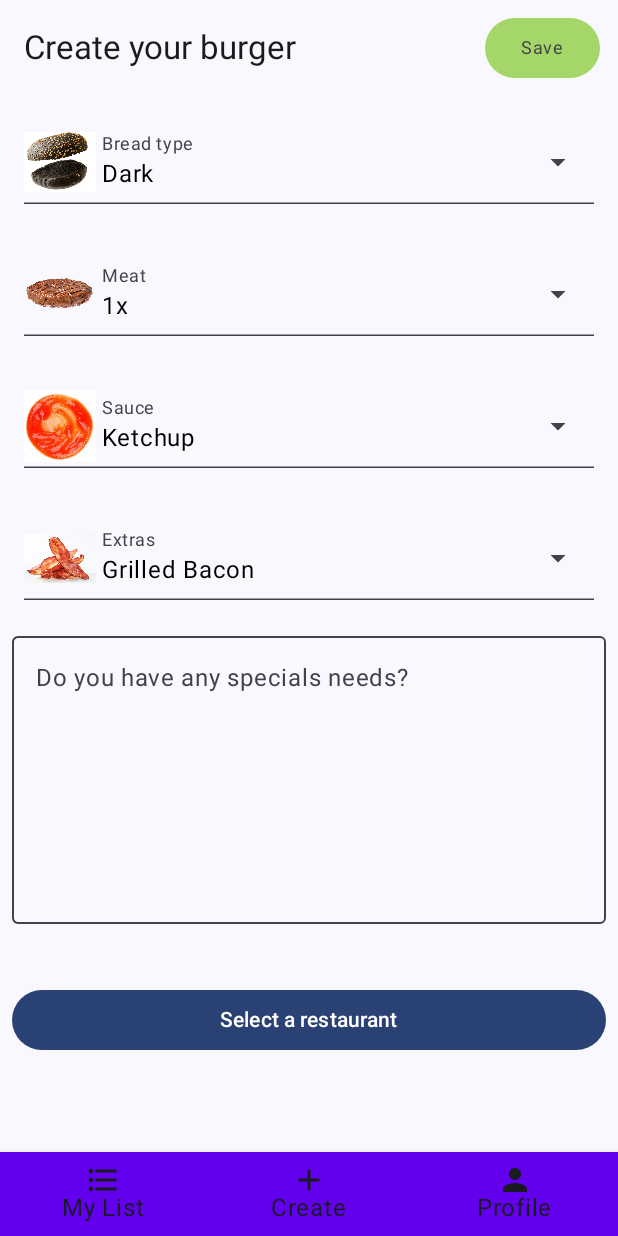
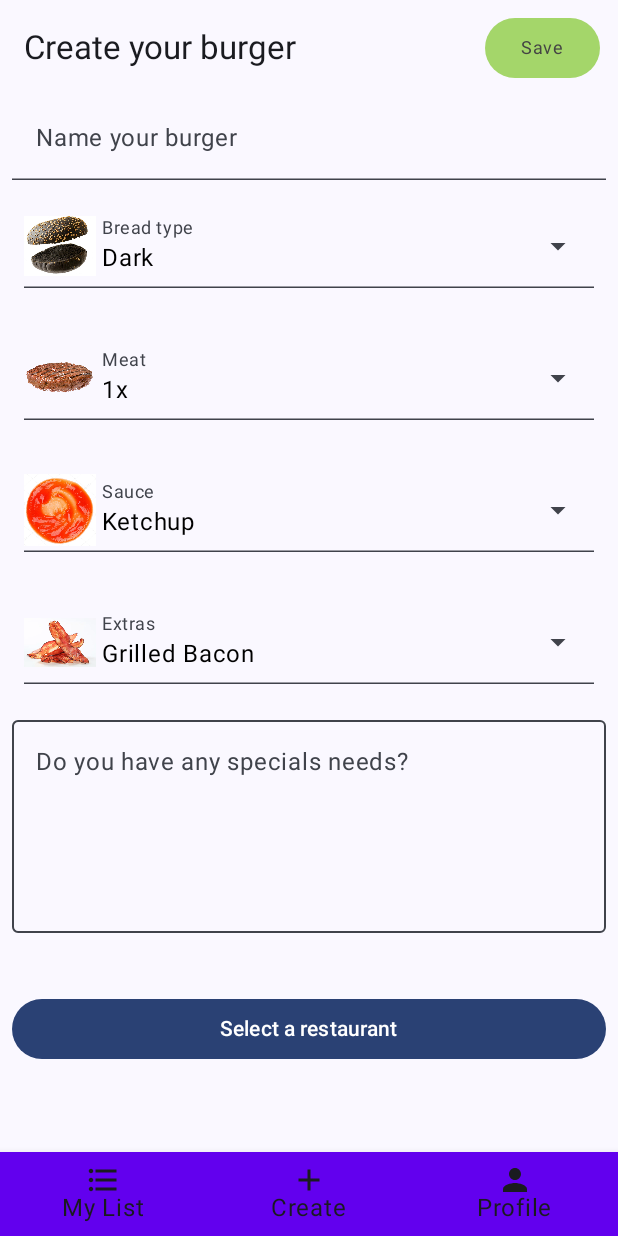
Before and after one commit to MarekMoric/Burger-Master, an Android app built with Jetpack Compose: the CreationScreen screen opened through its navigation route, on a phone screen of 412 x 824 dp. Run offline under Robolectric (Android 15) with nearby library versions, the phone set to English and light mode, and no system bars; our stand-ins replace Room's generated code.

Commit message:
name of burger added, topbar in list

```diff
--- a/app/src/main/java/com/mendelu/xmoric/burgermaster/database/Burger.kt
+++ b/app/src/main/java/com/mendelu/xmoric/burgermaster/database/Burger.kt
@@ -14,7 +14,7 @@ class Burger(
     var id: Long? = null
 
     @ColumnInfo(name = "name")
-    var name: String? = "testing"
+    var name: String? = "Burger"
 
     @ColumnInfo(name = "bread")
     var bread: String? = null
--- a/app/src/main/java/com/mendelu/xmoric/burgermaster/ui/screens/CreationScreen.kt
+++ b/app/src/main/java/com/mendelu/xmoric/burgermaster/ui/screens/CreationScreen.kt
@@ -59,6 +59,7 @@ fun CreationScreen(navigation: INavigationRouter,
     val sauceTypes = listOf("Mustard", "Ketchup", "Bacon")
     val extrasTypes = listOf("Lettuce", "Grilled Bacon", "Tomato", "Pickles")
     var description by rememberSaveable { mutableStateOf("") }
+    var name by rememberSaveable { mutableStateOf(viewModel.name) }
 
 
     Column {
@@ -75,6 +76,22 @@ fun CreationScreen(navigation: INavigationRouter,
                     content = { Text(text = "Save", style = MaterialTheme.typography.bodySmall) },
                 )
             }
+        )
+        TextField(
+            value = name,
+            onValueChange = {
+                name = it
+                viewModel.name = name
+                            },
+            singleLine = true,
+            label = { Text(text = "Name your burger")},
+            colors = TextFieldDefaults.textFieldColors(
+                textColor = Color.Black,
+                containerColor = Color.Transparent
+            ),
+            modifier = Modifier
+                .fillMaxWidth()
+                .padding(start = 8.dp, end = 8.dp)
         )
 
         DropdownList(content = breadTypes, header = "Bread type", false, viewModel)
@@ -96,7 +113,7 @@ fun CreationScreen(navigation: INavigationRouter,
             ),
             modifier = Modifier
                 .fillMaxWidth()
-                .height(200.dp)
+                .height(150.dp)
                 .padding(start = 8.dp, end = 8.dp)
         )
         Spacer(modifier = Modifier.padding(16.dp))
@@ -194,7 +211,7 @@ private fun DropdownList(content: List<String>, header: String, checkboxes: Bool
             }
         }
     }
-    when (header) { //todo zmena na selectedOptionText a rozlisovat kazdu jednu volbu
+    when (header) {
         "Bread type" -> viewModel.bread = selectedOptionText
         "Meat" -> viewModel.meat = selectedOptionText
         "Sauce" -> viewModel.sauce[0] = selectedOptionText
--- a/app/src/main/java/com/mendelu/xmoric/burgermaster/ui/screens/CreationScreenViewModel.kt
+++ b/app/src/main/java/com/mendelu/xmoric/burgermaster/ui/screens/CreationScreenViewModel.kt
@@ -9,6 +9,7 @@ import kotlinx.coroutines.launch
 
 class CreationScreenViewModel(private val burgerRepository: IBurgerLocalRepository): BaseViewModel() {
 
+    var name: String = ""
     var bread: String = ""
     var meat: String = ""
     var sauce = mutableListOf("")
@@ -21,6 +22,10 @@ class CreationScreenViewModel(private val burgerRepository: IBurgerLocalReposito
             = MutableStateFlow<CreationScreenUIState>(CreationScreenUIState.Default)
 
     fun saveBurger() {
+        if (name == ""){
+            name = "Burger"
+        }
+        burger.name = name
         burger.bread = bread
         burger.meat = meat
         burger.sauce = sauce[0]
--- a/app/src/main/java/com/mendelu/xmoric/burgermaster/ui/screens/ListScreen.kt
+++ b/app/src/main/java/com/mendelu/xmoric/burgermaster/ui/screens/ListScreen.kt
@@ -11,9 +11,7 @@ import androidx.compose.material.Checkbox
 import androidx.compose.material.FloatingActionButton
 import androidx.compose.material.MaterialTheme
 import androidx.compose.material.Scaffold
-import androidx.compose.material3.Icon
-import androidx.compose.material3.Surface
-import androidx.compose.material3.Text
+import androidx.compose.material3.*
 import androidx.compose.runtime.*
 import androidx.compose.runtime.saveable.rememberSaveable
 import androidx.compose.ui.Alignment
@@ -30,7 +28,9 @@ import com.mendelu.xmoric.burgermaster.database.Burger
 import com.mendelu.xmoric.burgermaster.navigation.INavigationRouter
 import org.koin.androidx.compose.getViewModel
 import com.mendelu.xmoric.burgermaster.R
+import com.mendelu.xmoric.burgermaster.ui.theme.LightGreen
 
+@OptIn(ExperimentalMaterial3Api::class)
 @Composable
 fun ListScreen(navigation: INavigationRouter,
                viewModel: ListScreenViewModel = getViewModel()) {
@@ -74,15 +74,20 @@ fun ListScreen(navigation: INavigationRouter,
             ListScreenContent(navigation = navigation, burgers = burgers)
         },
         topBar = {
-            Text(text = "Burger List")
+            TopAppBar(
+                title = { Text("Your burgers") },
+                modifier = Modifier.fillMaxWidth(),
+            )
         }
     )
 
 }
 
+@OptIn(ExperimentalMaterial3Api::class)
 @Composable
 fun ListScreenContent(navigation: INavigationRouter,
                           burgers: List<Burger>) {
+
     LazyColumn{
         burgers.forEach{
             item(key = it.id){
@@ -106,18 +111,10 @@ fun BurgerRow(burger: Burger,
         .clickable { onRowClick() },
         verticalAlignment = Alignment.CenterVertically)
     {
-
-//        Text(text = burger.name!!,
-//            style = MaterialTheme.typography.subtitle2,
-////            color = getBasicTextColor(),
-//            maxLines = 2,
-//            overflow = TextOverflow.Ellipsis)
-
         Surface(
             shape = RoundedCornerShape(5),
             color = Color.White,
             modifier = Modifier
-//                .padding(start = 16.dp, end = 16.dp, top = 16.dp)
                 .fillMaxWidth()
                 .height(60.dp)
                 .border(1.dp, color = Color.DarkGray, shape = RoundedCornerShape(10))
```
Also changed, not shown: app/src/main/res/drawable/bacon_sauce.png, app/src/main/res/drawable/mustard_sauce.png.
